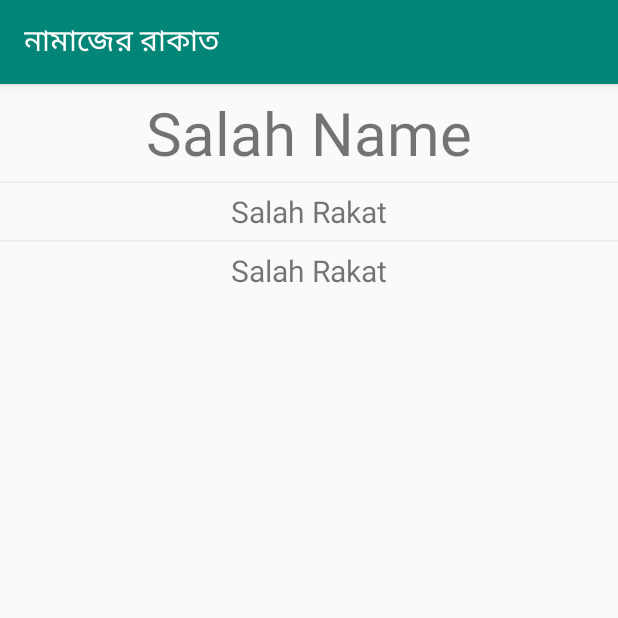
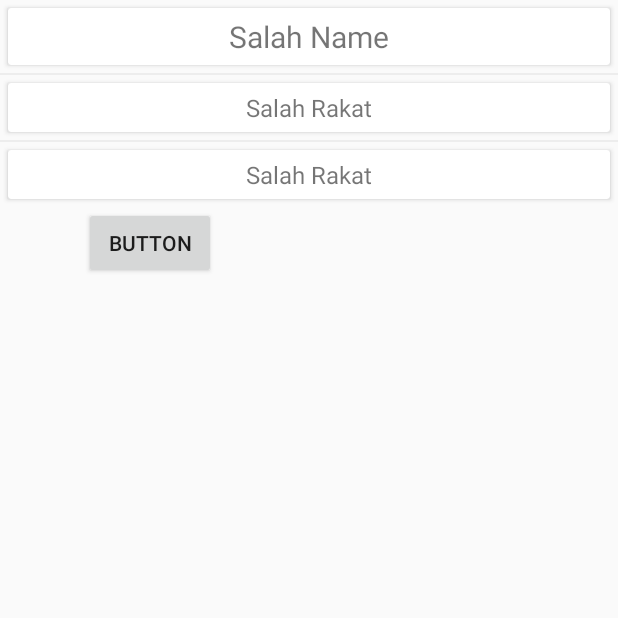
Before and after one commit to saiful-islam-niloy/Salah, an Android app: the NiyatActivity screen opened directly, with no data from a screen before it, on a phone screen of 412 x 824 dp, the top half of it. Run offline under Robolectric (Android 15) with nearby library versions, the phone set to English and light mode, and no system bars; 3 statements that could not run were skipped.

Commit message:
Setting Added
*Font Size Chnageble

```diff
--- a/app/build.gradle
+++ b/app/build.gradle
@@ -27,10 +27,12 @@ android {
 dependencies {
     implementation fileTree(dir: 'libs', include: ['*.jar'])
     implementation 'com.android.support:appcompat-v7:28.0.0'
+    implementation 'com.android.support:design:28.0.0'
     implementation 'com.android.support.constraint:constraint-layout:1.1.3'
     implementation 'com.android.support:cardview-v7:28.0.0'
     implementation 'com.android.support:recyclerview-v7:28.0.0'
 
+    implementation 'com.android.support:support-v4:28.0.0'
     testImplementation 'junit:junit:4.12'
     androidTestImplementation 'com.android.support.test:runner:1.0.2'
     androidTestImplementation 'com.android.support.test.espresso:espresso-core:3.0.2'
--- a/app/src/main/java/com/niloy/salah/AdapterRakat.java
+++ b/app/src/main/java/com/niloy/salah/AdapterRakat.java
@@ -10,6 +10,9 @@ import android.os.Build;
 import android.provider.Settings;
 import android.support.annotation.NonNull;
 import android.support.annotation.RequiresApi;
+import android.support.v4.app.Fragment;
+import android.support.v4.app.FragmentManager;
+import android.support.v4.app.FragmentTransaction;
 import android.support.v7.app.AlertDialog;
 import android.support.v7.widget.RecyclerView;
 import android.view.LayoutInflater;
@@ -69,7 +72,7 @@ public class AdapterRakat extends RecyclerView.Adapter<AdapterRakat.ViewHolder>
                     customDialog.show();
                 }
 
-                else if(Build.VERSION.SDK_INT <23){
+                else if(Build.VERSION.SDK_INT >230){
                     CreateCustomDialog customDialog = new CreateCustomDialog(context,
                             rakatList.get(i).getNiyat_arabic(),
                             rakatList.get(i).getNiyat_bangla_pornounciation(),
@@ -83,6 +86,7 @@ public class AdapterRakat extends RecyclerView.Adapter<AdapterRakat.ViewHolder>
                     intent.setFlags(Intent.FLAG_ACTIVITY_NEW_TASK);
                     intent.putExtra("Rakat_ID",rakatList.get(i).getId());
                     context.startActivity(intent);
+
                 }
 
             }
--- a/app/src/main/java/com/niloy/salah/CreateCustomDialog.java
+++ b/app/src/main/java/com/niloy/salah/CreateCustomDialog.java
@@ -24,7 +24,6 @@ public class CreateCustomDialog extends Dialog implements
     @Override
     protected void onCreate(Bundle savedInstanceState) {
         super.onCreate(savedInstanceState);
-        requestWindowFeature(Window.FEATURE_NO_TITLE);
         setContentView(R.layout.custom_dialog);
         arabic = findViewById(R.id.arabic);
         bangla = findViewById(R.id.bangla);
--- a/app/src/main/java/com/niloy/salah/NiyatActivity.java
+++ b/app/src/main/java/com/niloy/salah/NiyatActivity.java
@@ -1,15 +1,35 @@
 package com.niloy.salah;
 
 import android.content.Intent;
+import android.content.SharedPreferences;
 import android.database.Cursor;
+import android.support.v7.app.ActionBar;
 import android.support.v7.app.AppCompatActivity;
 import android.os.Bundle;
+import android.view.View;
+import android.widget.Button;
 import android.widget.TextView;
+
+import static com.niloy.salah.SettingActivity.SHARED_PREFES;
+import static com.niloy.salah.SettingActivity.ARABIC_FONT_SIZE;
+import static com.niloy.salah.SettingActivity.BANGLA_FONT_SIZE;
 
 public class NiyatActivity extends AppCompatActivity {
     private TextView arabic, bangla, bangla2;
     private String rakatId;
     private DbHandler dbHandler;
+    private int arabicFontSize, banglaFontSize;
+    private int fontSizeFactorArabic = 5;
+    private int fontSizeFactorBangla = 4;
+
+
+    @Override
+    protected void onResume(){
+        super.onResume();
+        loadData();
+        textResize();
+    }
+
     @Override
     protected void onCreate(Bundle savedInstanceState) {
         super.onCreate(savedInstanceState);
@@ -21,7 +41,29 @@ public class NiyatActivity extends AppCompatActivity {
         bangla = findViewById(R.id.banglaNew);
         bangla2 = findViewById(R.id.bangla2New);
 
+
+        hideActionBar();
+        loadData();
         displayData();
+
+
+        Button b= (Button) findViewById(R.id.button1);
+        b.setOnClickListener(new View.OnClickListener()
+        {
+            @Override
+            public void onClick(View v) {
+                Intent intent = new Intent(getApplicationContext(), SettingActivity.class);
+                startActivity(intent);
+
+            }
+
+        });
+    }
+
+    private void loadData(){
+        SharedPreferences sharedPreferences = getSharedPreferences(SHARED_PREFES, MODE_PRIVATE);
+        arabicFontSize = sharedPreferences.getInt(ARABIC_FONT_SIZE, 3 )+1;
+        banglaFontSize = sharedPreferences.getInt(BANGLA_FONT_SIZE, 3 )+1;
     }
 
     private void displayData(){
@@ -33,6 +75,17 @@ public class NiyatActivity extends AppCompatActivity {
             bangla.setText(cursor.getString(5));
             bangla2.setText(cursor.getString(6));
         }
+        textResize();
+    }
 
+    private void textResize() {
+        arabic.setTextSize(arabicFontSize*fontSizeFactorArabic);
+        bangla.setTextSize(banglaFontSize*fontSizeFactorBangla);
+        bangla2.setTextSize(banglaFontSize*fontSizeFactorBangla);
+    }
+
+    private void hideActionBar(){
+        ActionBar actionBar = getSupportActionBar();
+        actionBar.hide();
     }
 }
--- a/app/src/main/res/layout/activity_niyat.xml
+++ b/app/src/main/res/layout/activity_niyat.xml
@@ -10,19 +10,28 @@
         android:layout_height="match_parent"
         android:orientation="vertical">
 
+        <android.support.v7.widget.CardView
+            android:layout_width="match_parent"
+            android:layout_height="wrap_content"
+            android:layout_margin="5dp">
             <TextView
                 android:id="@+id/arabicNew"
                 android:layout_width="match_parent"
                 android:layout_height="wrap_content"
                 android:padding="5dp"
-            android:textSize="40dp"
+                android:textSize="30dp"
                 android:gravity="center"
                 android:text="Salah Name" />
+        </android.support.v7.widget.CardView>
+
         <View
             android:layout_width="match_parent"
             android:layout_height="1dp"
             android:background="@color/lightGray"/>
-
+        <android.support.v7.widget.CardView
+            android:layout_width="match_parent"
+            android:layout_height="wrap_content"
+            android:layout_margin="5dp">
             <TextView
                 android:id="@+id/banglaNew"
                 android:layout_width="match_parent"
@@ -31,11 +40,17 @@
                 android:textSize="20dp"
                 android:gravity="center"
                 android:text="Salah Rakat" />
+        </android.support.v7.widget.CardView>
+
         <View
             android:layout_width="match_parent"
             android:layout_height="1dp"
             android:background="@color/lightGray"/>
 
+        <android.support.v7.widget.CardView
+            android:layout_width="match_parent"
+            android:layout_height="wrap_content"
+            android:layout_margin="5dp">
             <TextView
                 android:id="@+id/bangla2New"
                 android:layout_width="match_parent"
@@ -44,6 +59,17 @@
                 android:textSize="20dp"
                 android:gravity="center"
                 android:text="Salah Rakat" />
+        </android.support.v7.widget.CardView>
+
+        <Button
+            android:id="@+id/button1"
+            android:layout_width="wrap_content"
+            android:layout_height="wrap_content"
+            android:layout_centerHorizontal="true"
+            android:layout_centerVertical="true"
+            android:layout_marginBottom="35dp"
+            android:layout_marginLeft="56dp"
+            android:text="Button" />
 
     </LinearLayout>
 
--- a/app/src/main/res/layout/activity_salah.xml
+++ b/app/src/main/res/layout/activity_salah.xml
@@ -1,5 +1,5 @@
 <?xml version="1.0" encoding="utf-8"?>
-<android.support.constraint.ConstraintLayout xmlns:android="http://schemas.android.com/apk/res/android"
+<RelativeLayout xmlns:android="http://schemas.android.com/apk/res/android"
     xmlns:app="http://schemas.android.com/apk/res-auto"
     xmlns:tools="http://schemas.android.com/tools"
     android:layout_width="match_parent"
@@ -13,4 +13,4 @@
 
     </android.support.v7.widget.RecyclerView>
 
-</android.support.constraint.ConstraintLayout>
+</RelativeLayout>
--- a/app/src/main/res/values/strings.xml
+++ b/app/src/main/res/values/strings.xml
@@ -1,3 +1,6 @@
 <resources>
     <string name="app_name">নামাজের রাকাত</string>
+
+    <!-- TODO: Remove or change this placeholder text -->
+    <string name="hello_blank_fragment">Hello blank fragment</string>
 </resources>
```
Also changed, not shown: app/src/main/AndroidManifest.xml (+4 -3 lines), app/src/main/java/com/niloy/salah/RakatActivity.java (+7 -0 lines), app/src/main/java/com/niloy/salah/SalahActivity.java (+7 -0 lines), app/src/main/java/com/niloy/salah/SettingActivity.java (added, +107 -0 lines), app/src/main/res/drawable/setting.xml (added, +9 -0 lines), app/src/main/res/layout/activity_setting.xml (added, +55 -0 lines), app/src/main/res/layout/card_rakat.xml (+5 -2 lines), app/src/main/res/layout/card_salah.xml (+8 -5 lines). Lines whose indentation alone changed are shown as unchanged.
